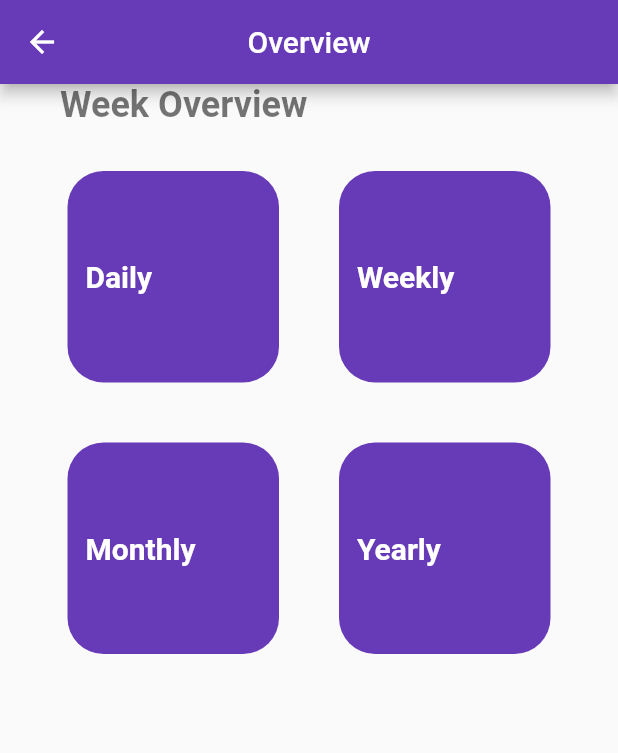
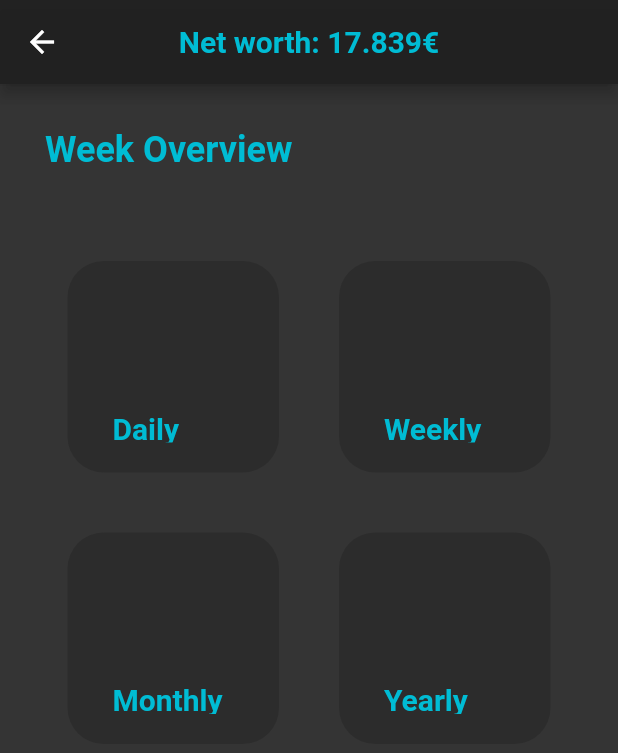
Before and after one commit to Tom0603/WalletTree, a Flutter app: the screen it shows after launch, after a tap on "Sign in", on a phone screen of 412 x 824 dp. Shown: the top 753 px of the screen. Run offline on Flutter 3.47's test engine with Material 2 defaults, Android fonts, the phone set to English and light mode, and no system bars; our stand-ins replace syncfusion_flutter_charts.

Commit message:
reworked color pallete and worked on home screen

```diff
--- a/frontend/lib/main.dart
+++ b/frontend/lib/main.dart
@@ -1,5 +1,5 @@
 import 'package:flutter/material.dart';
-import 'user/login_screen.dart';
+import 'screens/login_screen.dart';
 
 void main() {
   runApp(const MyApp());
--- a/frontend/lib/screens/home_screen.dart
+++ b/frontend/lib/screens/home_screen.dart
@@ -1,5 +1,6 @@
 import 'package:flutter/material.dart';
 import 'package:frontend/util/overview_grid.dart';
+import 'package:syncfusion_flutter_charts/charts.dart';
 
 class HomeScreen extends StatefulWidget {
   const HomeScreen({Key? key}) : super(key: key);
@@ -14,6 +15,11 @@ class _HomeScreenState extends State<HomeScreen> {
   final horizontalPadding = 40.0;
   final verticalPadding = 40.0;
 
+  // App Bar value
+  // TODO: add path to backend to keep value up to date
+
+  double netWorth = 17.839;
+
   List boxViews = [
     ["Daily"],
     ["Weekly"],
@@ -25,22 +31,29 @@ class _HomeScreenState extends State<HomeScreen> {
   Widget build(BuildContext context) {
     return Scaffold(
       appBar: AppBar(
-        title: const Text("Overview"),
+        title: Text(
+            "Net worth: $netWorth€",
+          style: const TextStyle(
+            color: Colors.cyan,
+            fontWeight: FontWeight.bold
+          ),
+        ),
         centerTitle: true,
-        backgroundColor: Colors.deepPurple,
+        backgroundColor: const Color.fromARGB(1000, 32, 32, 32),
       ),
+      backgroundColor: const Color.fromARGB(1000, 32, 32, 32),
       body: SafeArea(
         child: Column(
           crossAxisAlignment: CrossAxisAlignment.start,
           children: [
-            Padding(
-              padding: EdgeInsets.symmetric(horizontal: horizontalPadding),
-              child: const Text(
+            const Padding(
+              padding: EdgeInsets.all(30),
+              child: Text(
                 "Week Overview",
                 style: TextStyle(
                   fontWeight: FontWeight.bold,
                   fontSize: 24,
-                  color: Colors.black54,
+                  color: Colors.cyan,
                 ),
               ),
             ),
--- a/frontend/lib/user/login_screen.dart
+++ b/frontend/lib/screens/login_screen.dart
@@ -12,7 +12,7 @@ class _LoginPageState extends State<LoginPage> {
   @override
   Widget build(BuildContext context) {
     return Scaffold(
-      backgroundColor: Colors.grey[300],
+      backgroundColor: const Color.fromARGB(1000, 32, 32, 32),
       body: SafeArea(
         child: Center(
           child: SingleChildScrollView(
@@ -25,6 +25,7 @@ class _LoginPageState extends State<LoginPage> {
                 const Icon(
                   Icons.candlestick_chart_outlined,
                   size: 140,
+                  color: Colors.cyan,
                 ),
 
                 /// Hello Text
@@ -34,6 +35,7 @@ class _LoginPageState extends State<LoginPage> {
                   style: TextStyle(
                     fontWeight: FontWeight.bold,
                     fontSize: 36,
+                    color: Colors.cyan,
                   ),
                 ),
                 const SizedBox(height: 25),
@@ -41,6 +43,7 @@ class _LoginPageState extends State<LoginPage> {
                   'Nice to see you here!',
                   style: TextStyle(
                     fontSize: 20,
+                    color: Colors.cyan,
                   ),
                 ),
                 const SizedBox(height: 120),
@@ -51,8 +54,8 @@ class _LoginPageState extends State<LoginPage> {
                   padding: const EdgeInsets.symmetric(horizontal: 25.0),
                   child: Container(
                     decoration: BoxDecoration(
-                        color: Colors.grey[200],
-                        border: Border.all(color: Colors.deepPurple),
+                        color: const Color.fromARGB(100, 32, 32, 32),
+                        border: Border.all(color: Colors.cyan),
                         borderRadius: BorderRadius.circular(12)),
                     child: const Padding(
                       padding: EdgeInsets.only(left: 20.0),
@@ -60,6 +63,7 @@ class _LoginPageState extends State<LoginPage> {
                         decoration: InputDecoration(
                           border: InputBorder.none,
                           hintText: "Email",
+                          hintStyle: TextStyle(color: Colors.cyan),
                         ),
                       ),
                     ),
@@ -75,8 +79,8 @@ class _LoginPageState extends State<LoginPage> {
                   padding: const EdgeInsets.symmetric(horizontal: 25.0),
                   child: Container(
                     decoration: BoxDecoration(
-                        color: Colors.grey[200],
-                        border: Border.all(color: Colors.deepPurple),
+                        color: const Color.fromARGB(100, 32, 32, 32),
+                        border: Border.all(color: Colors.cyan),
                         borderRadius: BorderRadius.circular(12)),
                     child: const Padding(
                       padding: EdgeInsets.only(left: 20.0),
@@ -84,6 +88,7 @@ class _LoginPageState extends State<LoginPage> {
                         decoration: InputDecoration(
                           border: InputBorder.none,
                           hintText: "Password",
+                          hintStyle: TextStyle(color: Colors.cyan),
                         ),
                       ),
                     ),
@@ -108,7 +113,7 @@ class _LoginPageState extends State<LoginPage> {
                     child: Container(
                         padding: const EdgeInsets.all(20),
                         decoration: BoxDecoration(
-                          color: Colors.deepPurple,
+                          color: Colors.cyan,
                           borderRadius: BorderRadius.circular(12),
                         ),
                         child: const Center(
@@ -129,14 +134,15 @@ class _LoginPageState extends State<LoginPage> {
 
                 Row(
                   mainAxisAlignment: MainAxisAlignment.center,
-                  children: const [
+                  children: [
                     Text(
                       'Not a Member?',
                       style: TextStyle(
                         fontWeight: FontWeight.bold,
+                        color: Colors.grey[300]
                       ),
                     ),
-                    Text(
+                    const Text(
                       ' Register Now!',
                       style: TextStyle(
                           fontWeight: FontWeight.bold, color: Colors.blue),
--- a/frontend/lib/util/overview_grid.dart
+++ b/frontend/lib/util/overview_grid.dart
@@ -12,17 +12,17 @@ class OverviewGrid extends StatelessWidget {
       child: Container(
           decoration: BoxDecoration(
             borderRadius: BorderRadius.circular(24),
-            color: Colors.deepPurple,
+            color: const Color.fromARGB(100, 32, 32, 32),
           ),
           child: Row(
             children: [
               Expanded(
                 child: Padding(
-                  padding: const EdgeInsets.all(12.0),
+                  padding: const EdgeInsets.fromLTRB(30.0, 100.0, 30.0, 20.0),
                   child: Text(
                     boxName,
                     style: const TextStyle(
-                      color: Colors.white,
+                      color: Colors.cyan,
                       fontWeight: FontWeight.bold,
                       fontSize: 20,
                     ),
--- a/frontend/pubspec.yaml
+++ b/frontend/pubspec.yaml
@@ -34,6 +34,7 @@ dependencies:
   # The following adds the Cupertino Icons font to your application.
   # Use with the CupertinoIcons class for iOS style icons.
   cupertino_icons: ^1.0.2
+  syncfusion_flutter_charts: ^20.3.56
 
 dev_dependencies:
   flutter_test:
```
